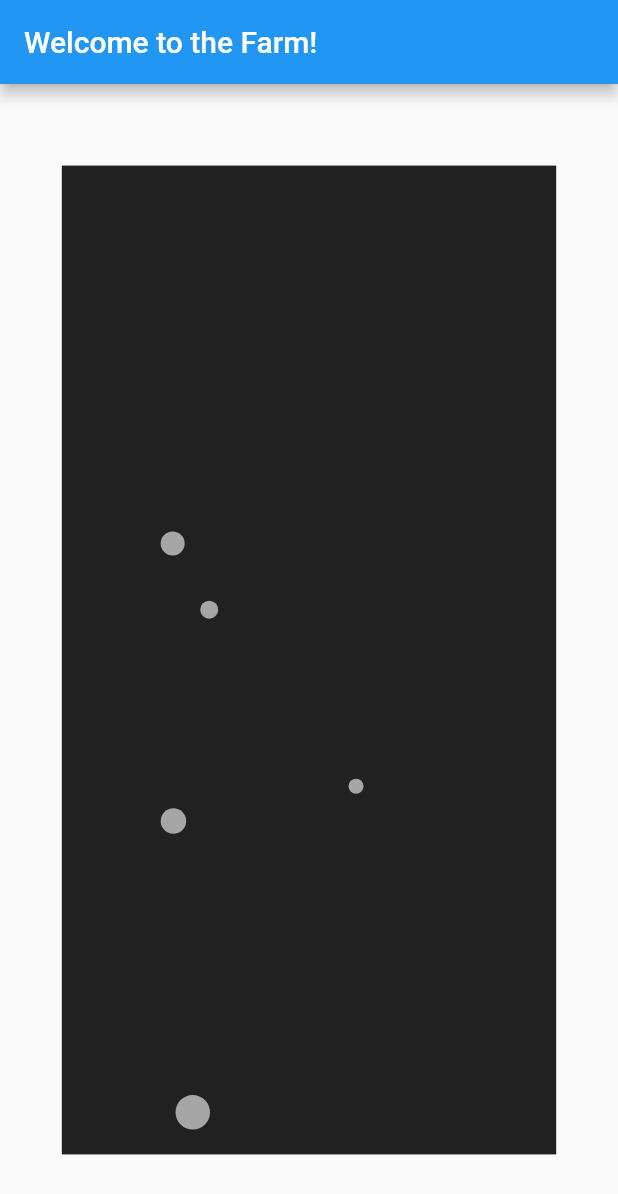
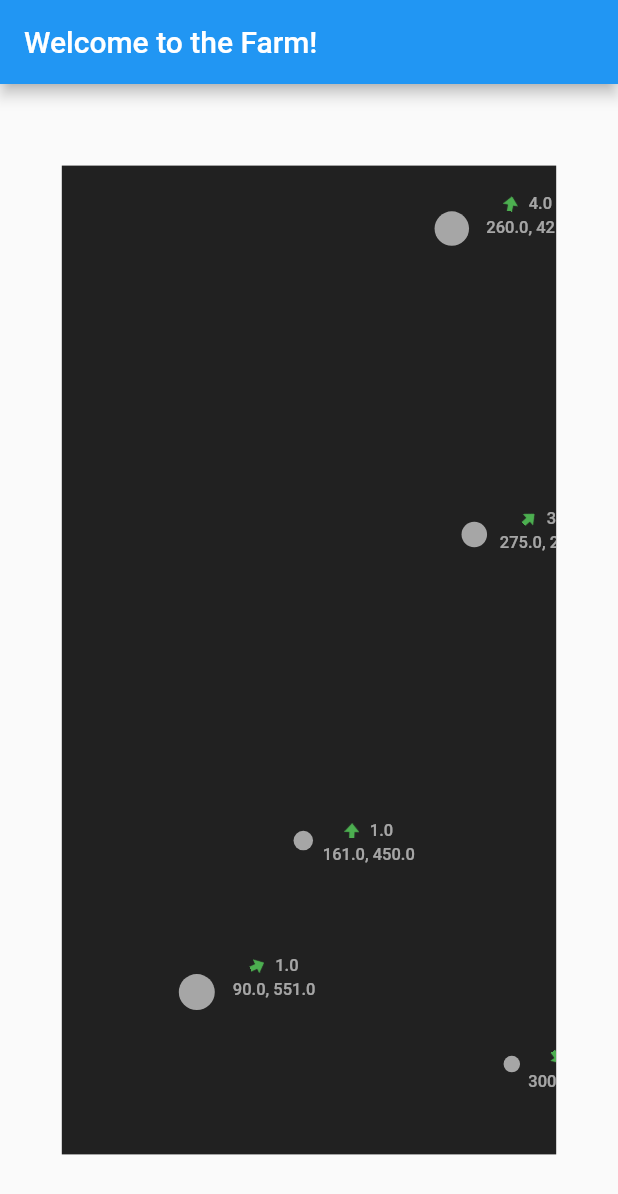
Before and after one commit to bladnman/the_farm, a Flutter app: the screen it shows after launch, on a phone screen of 412 x 824 dp. Shown: the top 1194 px of the screen. Run offline on Flutter 3.47's test engine with Material 2 defaults, Android fonts, the phone set to English and light mode, and no system bars.

Commit message:
absolute positions info overlays

```diff
--- a/lib/GameEngine.dart
+++ b/lib/GameEngine.dart
@@ -1,9 +1,17 @@
+import 'package:flutter/material.dart';
 import 'package:the_farm/utils/math_utils.dart';
 import 'package:the_farm/widgets/actors/BaseActor.dart';
+
+const SIZE_MAX = 25;
+const SIZE_MIN = 8;
+const VELOCITY_MAX = 5;
+const VELOCITY_MIN = 1;
 
 class GameEngine {
   Function onUpdate;
   List<BaseActor> actors = [];
+  Size _size;
+
   GameEngine({
     this.onUpdate,
   }) {
@@ -11,9 +19,15 @@ class GameEngine {
   }
   void _setup() {
     actors = [];
+    // only set up when we have a size
+    if (size == null) {
+      return;
+    }
+
     for (var i = 0; i < 5; i++) {
       addActor();
     }
+    print('[M@][GameEngine] actors $actors');
   }
 
   void pause() {
@@ -23,42 +37,68 @@ class GameEngine {
     // noop
   }
   void update() {
-    updateWallCollisions();
+    // updateWallCollisions();
 
-    double pxPerSec = 0.05;
     // go through actors and update their positions, etc
     for (BaseActor actor in actors) {
-      actor.xPercFloat += actor.xSpeedPercFloat * pxPerSec;
-      actor.yPercFloat += actor.ySpeedPercFloat * pxPerSec;
+      actor.position = Offset(actor.position.dx + actor.velocity,
+          actor.position.dy + actor.velocity);
     }
   }
 
-  void updateWallCollisions() {
-    for (BaseActor actor in actors) {
-      if (actor.xPercFloat < 0.05 && actor.xPercFloat < 0) {
-        actor.xPercFloat *= -1;
-      } else if (actor.xPercFloat > 0.95 && actor.xPercFloat > 0) {
-        actor.xPercFloat *= -1;
-      }
-      if (actor.yPercFloat < 0.05 && actor.yPercFloat < 0) {
-        actor.yPercFloat *= -1;
-      } else if (actor.yPercFloat > 0.95 && actor.yPercFloat > 0) {
-        actor.yPercFloat *= -1;
-      }
-    }
-  }
+  // void updateWallCollisions() {
+  //   for (BaseActor actor in actors) {
+  //     if (actor.xPercFloat < 0.05 && actor.xPercFloat < 0) {
+  //       actor.xPercFloat *= -1;
+  //     } else if (actor.xPercFloat > 0.95 && actor.xPercFloat > 0) {
+  //       actor.xPercFloat *= -1;
+  //     }
+  //     if (actor.yPercFloat < 0.05 && actor.yPercFloat < 0) {
+  //       actor.yPercFloat *= -1;
+  //     } else if (actor.yPercFloat > 0.95 && actor.yPercFloat > 0) {
+  //       actor.yPercFloat *= -1;
+  //     }
+  //   }
+  // }
 
   BaseActor getRandomActor() {
     return BaseActor(
-      xPercFloat: rand(high: 100, low: 0) / 100, // 0.0 - 1.0
-      yPercFloat: rand(high: 100, low: 0) / 100, // 0.0 - 1.0
-      xSpeedPercFloat: (rand(high: 20, low: 0) / 10) - 1, // +1.0 thru -1.0
-      ySpeedPercFloat: (rand(high: 20, low: 0) / 10) - 1, // +1.0 thru -1.0
-      scale: rand(high: 30, low: 10) / 1,
+      position: _randPosition(),
+      velocity: rand(high: VELOCITY_MAX, low: VELOCITY_MIN) / 1,
+      heading: rand(high: 360, low: 1) / 1,
+      scale: rand(high: SIZE_MAX, low: SIZE_MIN) / 1,
     );
   }
 
   void addActor(/* eventaual def */) {
-    actors.add(getRandomActor());
+    BaseActor actor = getRandomActor();
+    actors.add(actor);
+  }
+
+  set size(Size size) {
+    // same as before
+    if (_size != null &&
+        _size.width == size.width &&
+        _size.height == size.height) {
+      return;
+    }
+    _size = size;
+    _setup();
+  }
+
+  Size get size {
+    return _size;
+  }
+
+  Offset _randPosition() {
+    return Offset(_randWidth().toDouble(), _randHeight().toDouble());
+  }
+
+  int _randWidth() {
+    return rand(high: (size?.width?.toInt() ?? 1) - SIZE_MAX, low: SIZE_MAX);
+  }
+
+  int _randHeight() {
+    return rand(high: (size?.height?.toInt() ?? 1) - SIZE_MAX, low: SIZE_MAX);
   }
 }
--- a/lib/main.dart
+++ b/lib/main.dart
@@ -36,6 +36,8 @@ class _MyHomePageState extends State<MyHomePage> {
     double heightScreen = MediaQuery.of(context).size.height;
     double width = widthScreen - widthScreen * .2;
     double height = heightScreen - heightScreen * .2;
+    game.size = Size(width, height);
+
     return Scaffold(
       appBar: AppBar(
         title: Text(widget.title),
--- a/lib/utils/math_utils.dart
+++ b/lib/utils/math_utils.dart
@@ -4,3 +4,9 @@ var rng = new Random();
 int rand({int high = 100, int low = 0}) {
   return rng.nextInt(high - low) + low;
 }
+
+/// Converts degrees to radians.
+double convertDegrees2Radians(double degrees) => degrees * pi / 180.0;
+
+/// Converts radians to degrees.
+double convertRadians2Degrees(double radians) => radians * 180.0 / pi;
--- a/lib/widgets/actors/BaseActor.dart
+++ b/lib/widgets/actors/BaseActor.dart
@@ -3,21 +3,22 @@ import 'package:flutter/material.dart';
 class BaseActor {
   double scale;
   Color color;
-  double xPercFloat;
-  double yPercFloat;
-
-  double xSpeedPercFloat;
-  double ySpeedPercFloat;
+  Offset position;
+  double heading;
+  double velocity;
   BaseActor({
     this.scale,
     this.color,
-    this.xPercFloat,
-    this.yPercFloat,
-    this.xSpeedPercFloat,
-    this.ySpeedPercFloat,
+    this.position,
+    this.heading,
+    this.velocity,
   });
 
   double get size {
     return scale;
   }
+
+  String toString() {
+    return this.position.toString() + " / scale: " + this.scale.toString();
+  }
 }
--- a/lib/widgets/playground/ActorLayer.dart
+++ b/lib/widgets/playground/ActorLayer.dart
@@ -5,10 +5,12 @@ class ActorLayer extends StatelessWidget {
   final List<BaseActor> actors;
   final double width;
   final double height;
+  final bool showOverlays;
   ActorLayer({
     this.actors,
     this.width,
     this.height,
+    this.showOverlays = true,
   });
   List<Widget> get alignedActors {
     if (actors == null || actors.length < 1) {
@@ -17,9 +19,10 @@ class ActorLayer extends StatelessWidget {
     // return a list of containers wrapping our actors
     return List.generate(actors.length, (int index) {
       BaseActor actor = actors[index];
+      double halfSize = actor.size / 2;
       return Positioned(
-        left: width * actor.xPercFloat,
-        top: height * actor.yPercFloat,
+        left: actor.position.dx - halfSize,
+        top: actor.position.dy - halfSize,
         child: Container(
           decoration: BoxDecoration(
             color: actor.color ?? Colors.white60,
@@ -34,8 +37,73 @@ class ActorLayer extends StatelessWidget {
     });
   }
 
+  List<Widget> get actorOverlays {
+    if (actors == null || actors.length < 1) {
+      return null;
+    }
+    // return a list of containers wrapping our actors
+    return List.generate(actors.length, (int index) {
+      BaseActor actor = actors[index];
+      return Positioned(
+        left: actor.position.dx + actor.size,
+        top: actor.position.dy - (actor.size),
+        child: getInfoForActor(actor),
+      );
+    });
+  }
+
+  Widget getInfoForActor(BaseActor actor) {
+    if (actor == null) {
+      return Container();
+    }
+    return Column(
+      children: [
+        Row(
+          children: [
+            Transform.rotate(
+              angle: actor.heading ?? 0,
+              child: Image(
+                image: AssetImage('assets/up-arrow-plain.png'),
+                width: 10,
+                height: 10,
+                color: Colors.green,
+              ),
+            ),
+            SizedBox(
+              width: 7,
+            ),
+            Text(
+              actor.velocity.toString(),
+              style: TextStyle(
+                color: actor.color ?? Colors.white60,
+                fontSize: 11,
+              ),
+            ),
+          ],
+        ),
+        SizedBox(
+          height: 3,
+        ),
+        Text(
+          actor.position.dx.toString() + ', ' + actor.position.dy.toString(),
+          style: TextStyle(
+            color: actor.color ?? Colors.white60,
+            fontSize: 11,
+          ),
+        ),
+      ],
+    );
+  }
+
   @override
   Widget build(BuildContext context) {
-    return Stack(children: alignedActors);
+    List<Widget> kids = [];
+    kids.addAll(alignedActors);
+
+    if (this.showOverlays) {
+      kids.addAll(actorOverlays);
+    }
+
+    return Stack(children: kids);
   }
 }
--- a/pubspec.yaml
+++ b/pubspec.yaml
@@ -18,12 +18,11 @@ publish_to: 'none' # Remove this line if you wish to publish to pub.dev
 version: 1.0.0+1
 
 environment:
-  sdk: ">=2.7.0 <3.0.0"
+  sdk: '>=2.7.0 <3.0.0'
 
 dependencies:
   flutter:
     sdk: flutter
-
 
   # The following adds the Cupertino Icons font to your application.
   # Use with the CupertinoIcons class for iOS style icons.
@@ -40,7 +39,6 @@ dev_dependencies:
 
 # The following section is specific to Flutter.
 flutter:
-
   # The following line ensures that the Material Icons font is
   # included with your application, so that you can use the icons in
   # the material Icons class.
@@ -50,6 +48,8 @@ flutter:
   # assets:
   #   - images/a_dot_burr.jpeg
   #   - images/a_dot_ham.jpeg
+  assets:
+    - assets/
 
   # An image asset can refer to one or more resolution-specific "variants", see
   # https://flutter.dev/assets-and-images/#resolution-aware.
```
Also changed, not shown: assets/arrow-up.svg (added), assets/up-arrow-plain.png (added), assets/up-arrow.png (added).
